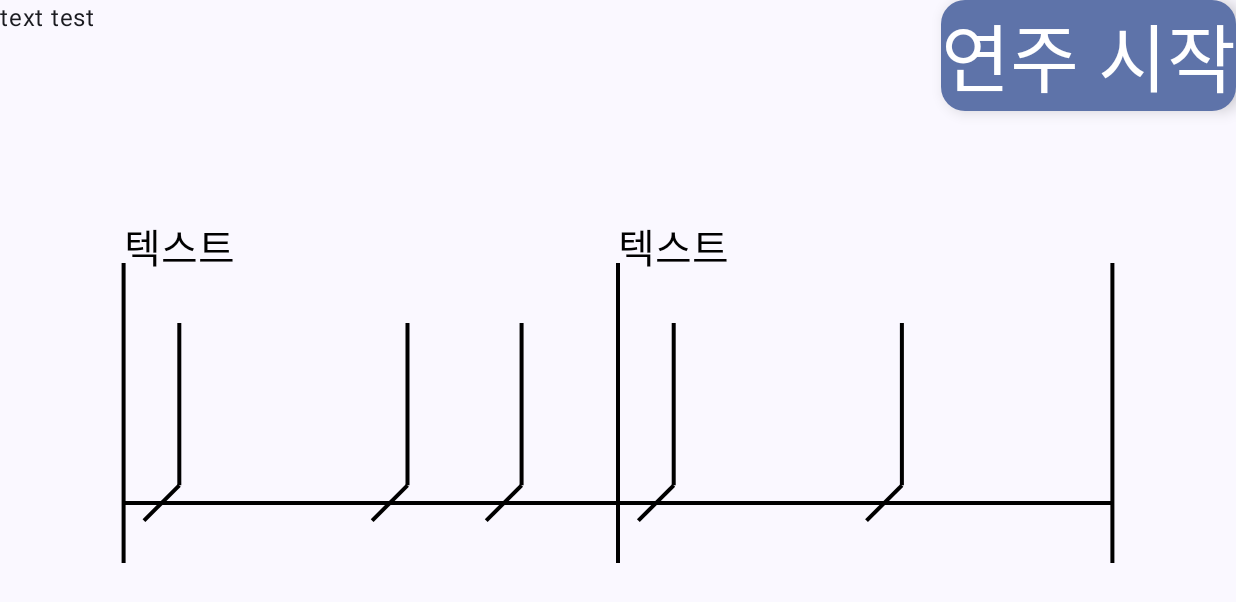
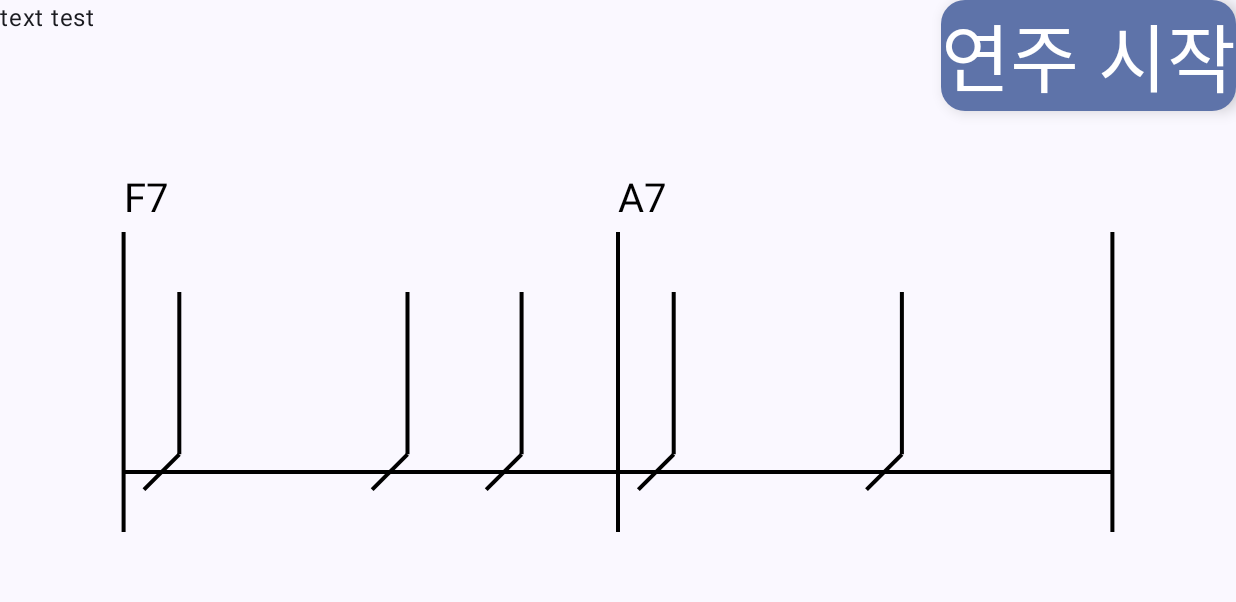
Before and after one commit to sorongosdev/GuitarApp, an Android app built with Jetpack Compose: the screen it shows after launch (MainActivity), on a phone screen of 824 x 412 dp (held sideways). Shown: the top 602 px of the screen. Run offline under Robolectric (Android 15) with nearby library versions, the phone set to English and light mode, and no system bars; libraries missing offline, so code that uses them is left out: com.chaquo.python; 3 statements that could not run were skipped.

Commit message:
사용자 연주와 비교해서 정답을 알려주기 위해 상태를 저장하는 변수 추가

```diff
--- a/app/src/main/java/com/example/tarsos_example/CanvasDraw.kt
+++ b/app/src/main/java/com/example/tarsos_example/CanvasDraw.kt
@@ -13,7 +13,10 @@ import androidx.compose.ui.graphics.Color
 import androidx.compose.ui.graphics.drawscope.Stroke
 import androidx.compose.ui.graphics.drawscope.drawIntoCanvas
 import androidx.compose.ui.graphics.nativeCanvas
+import com.example.tarsos_example.MyViewModel
+import com.example.tarsos_example.consts.ChordTypes
 import kotlin.math.sqrt
+import kotlin.random.Random
 
 /**악보 전체 틀을 그려주는 함수*/
 @Composable
@@ -125,7 +128,7 @@ fun DrawFeedBackNotes(feedbackNoteList: List<Int>?, location: Int, modifier: Mod
 }
 
 @Composable
-fun ShowChords(modifier: Modifier) {
+fun ShowChords(viewModel: MyViewModel, modifier: Modifier) {
     Canvas(modifier = modifier) {
         val startX_measure1 = 1 * (size.width / 10) // 첫번째 마디 시작점
         val startX_measure2 = 5 * (size.width / 10) // 두번째 마디 시작점
@@ -137,13 +140,13 @@ fun ShowChords(modifier: Modifier) {
 
         drawIntoCanvas { canvas ->
             canvas.nativeCanvas.drawText(
-                "텍스트",
+                getRandomChord(1,viewModel),
                 startX_measure1, // x 좌표
                 0f, // y 좌표
                 paint // Paint 객체
             )
             canvas.nativeCanvas.drawText(
-                "텍스트",
+                getRandomChord(2,viewModel),
                 startX_measure2, // x 좌표
                 0f, // y 좌표
                 paint // Paint 객체
@@ -151,3 +154,14 @@ fun ShowChords(modifier: Modifier) {
         }
     }
 }
+
+/// 랜덤으로 코드를 가져오는 함수
+fun getRandomChord(chordIndex: Int, viewModel: MyViewModel): String{
+    val randomInt = Random.nextInt(1,19)
+
+    if(chordIndex==1) viewModel.updateShownChord1(randomInt)
+    else viewModel.updateShownChord2(randomInt)
+
+    val randomChord = ChordTypes.chords_numbers[randomInt]
+    return randomChord!!
+}
--- a/app/src/main/java/com/example/tarsos_example/MainActivity.kt
+++ b/app/src/main/java/com/example/tarsos_example/MainActivity.kt
@@ -136,7 +136,14 @@ class MainActivity : ComponentActivity() {
                 }
             }
 
-            Spacer(modifier = Modifier.fillMaxHeight(0.3f)) // 전체의 30% 공백
+            Spacer(modifier = Modifier.fillMaxHeight(0.2f)) // 전체의 30% 공백
+
+            ShowChords(
+                viewModel = viewModel,
+                modifier = Modifier
+                    .fillMaxWidth()
+            )
+            Spacer(modifier = Modifier.fillMaxHeight(0.05f)) // 전체의 30% 공백
 
             // Box를 사용하여 DrawSheet와 DrawNotes를 겹치게 함, 표출 악보
             Box(
@@ -144,7 +151,7 @@ class MainActivity : ComponentActivity() {
                     .fillMaxWidth()
                     .height(200.dp),
             ) {
-                ShowChords(modifier = Modifier.fillMaxWidth())
+
 
                 DrawSheet(modifier = Modifier.matchParentSize()) // 악보 그림
                 DrawNotes(
@@ -167,7 +174,6 @@ class MainActivity : ComponentActivity() {
                         .height(200.dp)
                 )
             }
-
         }
     }
 
--- a/app/src/main/java/com/example/tarsos_example/MyViewModel.kt
+++ b/app/src/main/java/com/example/tarsos_example/MyViewModel.kt
@@ -10,13 +10,31 @@ import kotlin.coroutines.coroutineContext
 
 class MyViewModel : ViewModel() {
 
+    /**파이썬으로부터 받은 사용자 연주 피드백 리스트*/
     private var _feedbackNoteList = MutableStateFlow(List(25) { 0 })
+    val feedbackNoteList: StateFlow<List<Int>> = _feedbackNoteList
 
-    // Public readonly StateFlow
-    val feedbackNoteList: StateFlow<List<Int>> = _feedbackNoteList
+    /**보여주는 악보, 사용자가 친 것과 비교해서 정답인지 알려주기 위해 필요*/
+    private var _shownNoteList = MutableStateFlow(listOf<Int>())
+    val shownNoteList : StateFlow<List<Int>> = _shownNoteList
+
+    /**보여주는 코드, 사용자가 친 것과 비교해서 정답인지 알려주기 위해 필요*/
+    private var _shownChord1 = MutableStateFlow<Int>(0)
+    val shownChord1 : StateFlow<Int> = _shownChord1
+
+    private var _shownChord2 = MutableStateFlow<Int>(0)
+    val shownChord2 : StateFlow<Int> = _shownChord1
 
     fun updateFeedbackNoteList(newList: List<Int>) {
         _feedbackNoteList.value = newList
         Log.d("undraw","updateFeedbackNoteList // feedbackNoteList.value ${feedbackNoteList.value}")
     }
+
+    fun updateShownChord1(newInt: Int) {
+        _shownChord1.value = newInt
+    }
+
+    fun updateShownChord2(newInt: Int) {
+        _shownChord2.value = newInt
+    }
 }
```
